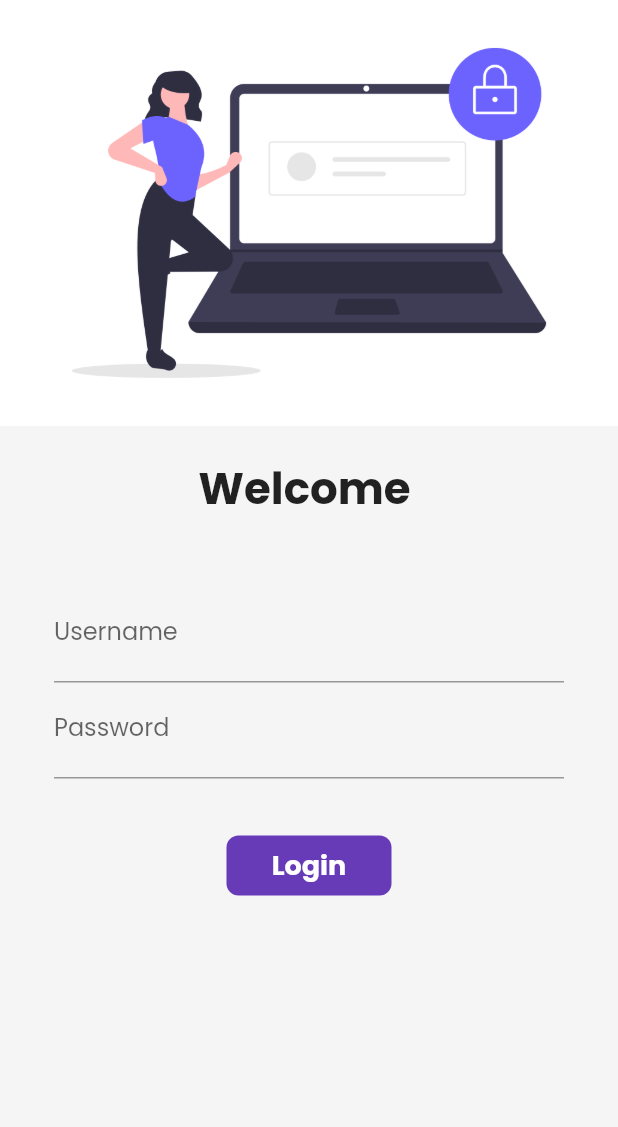
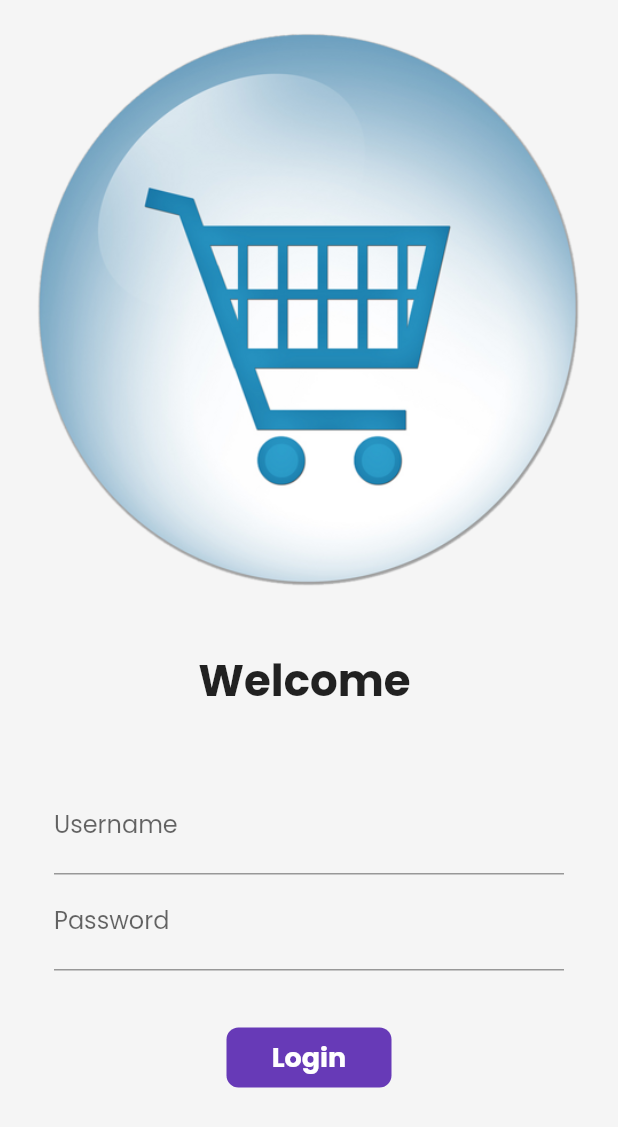
Before and after one commit to Priyamm05/Flutter_catalog_app, a Flutter app: the screen it shows after launch, on a phone screen of 412 x 824 dp. Shown: the top 1127 px of the screen. Run offline on Flutter 3.47's test engine with Material 2 defaults, Android fonts, the phone set to English and light mode, and no system bars; drawn by our look-alikes of velocity_x; our stand-ins replace google_fonts.

Commit message:
Second Commit

```diff
--- a/flutter_buttons/lib/pages/login_Page.dart
+++ b/flutter_buttons/lib/pages/login_Page.dart
@@ -28,9 +28,12 @@ class _LoginPageState extends State<LoginPage> {
           key: _formkey,
           child: Column(
             children: [
-              Image.asset(
-                "assets/images/login_image.png",
-                fit: BoxFit.cover,
+              Padding(
+                padding: const EdgeInsets.all(15.0),
+                child: Image.asset(
+                  "assets/images/cart_image.png",
+                  fit: BoxFit.cover,
+                ),
               ),
               SizedBox(
                 height: 20.0,
```
Also changed, not shown: flutter_buttons/assets/images/cart_image.png (added), flutter_buttons/assets/images/login_image.png (deleted).
